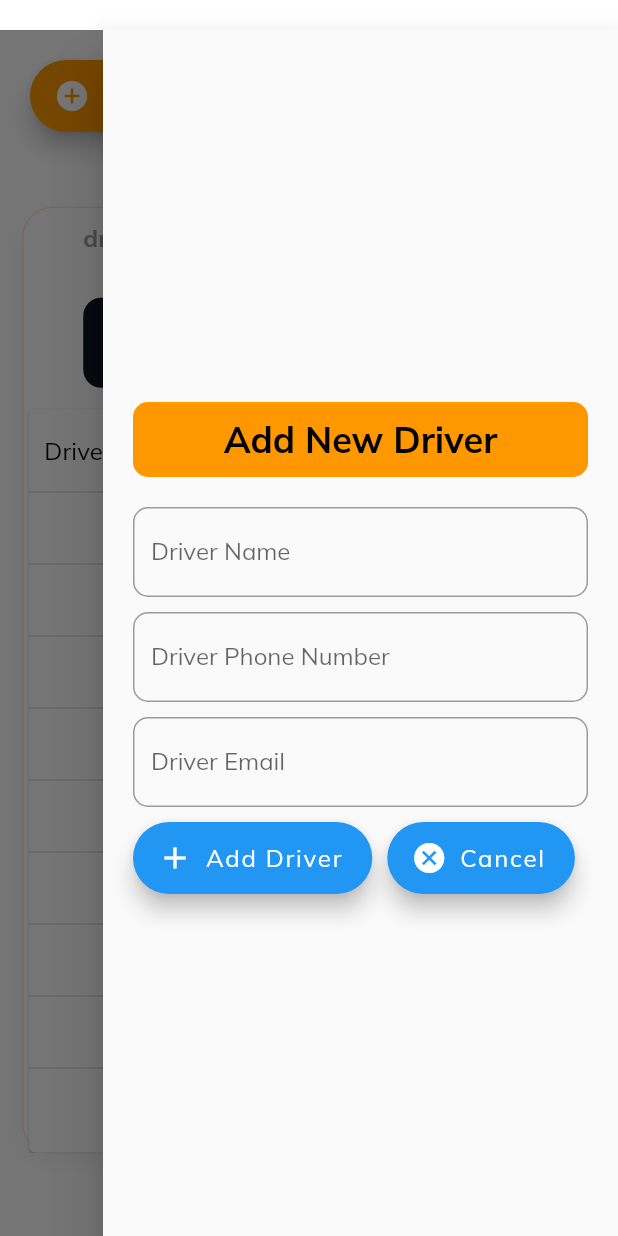
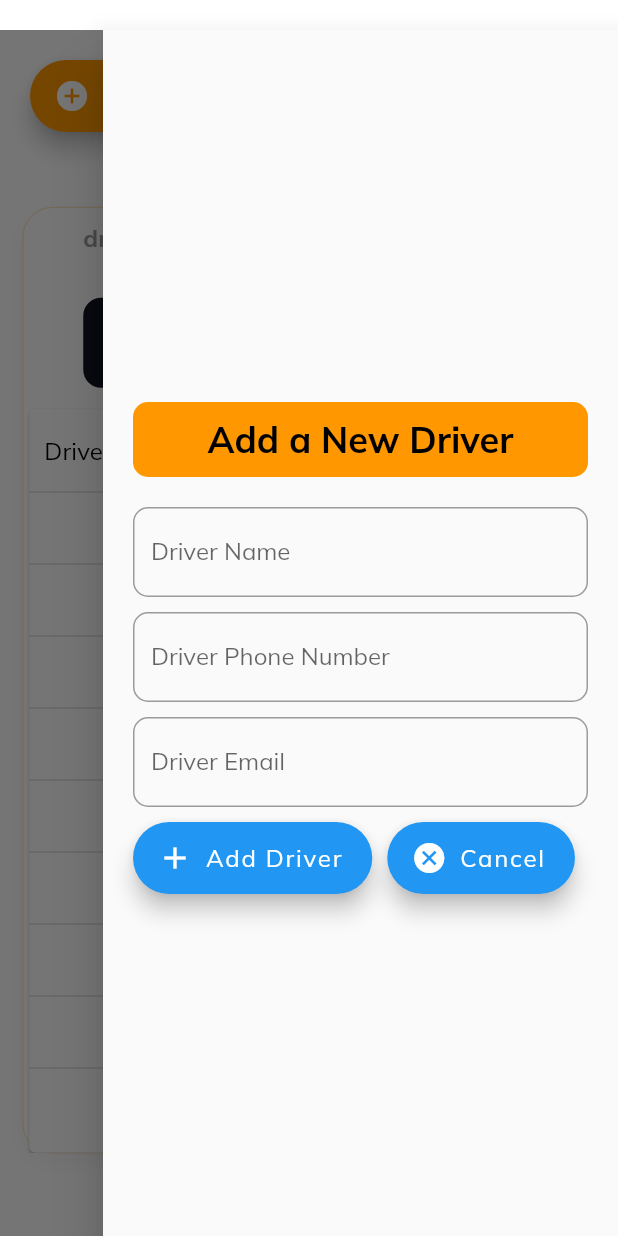
Before and after one commit to MimiV/DeliveryPortal, a Flutter app: the DriverSectionPage screen opened directly, with the side drawer open, on a phone screen of 412 x 824 dp. Run offline on Flutter 3.47's test engine with Material 2 defaults, Android fonts, the phone set to English and light mode, and no system bars; our stand-ins replace cloud_firestore, data_table_2, file_picker, firebase_auth, firebase_core, firebase_database and 7 more; missing offline and left inert: barcode, excel, username_gen; accounts and stored records are empty; statements that could not run were skipped.

Commit message:
demo final fixes

```diff
--- a/lib/views/drivers/widgets/driver_side_panel.dart
+++ b/lib/views/drivers/widgets/driver_side_panel.dart
@@ -50,7 +50,7 @@ class _DriverSidePanelState extends State<DriverSidePanel> {
                             ),
                             child: Center(
                               child: CustomText(
-                                text: 'Add New Driver',
+                                text: 'Add a New Driver',
                                 size: 24,
                                 color: dark,
                                 weight: FontWeight.bold,
```
